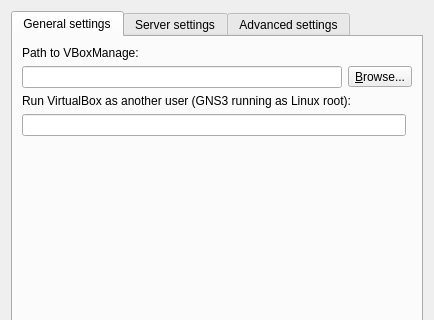
Before: the Qt Designer form gns3/modules/virtualbox/ui/virtualbox_preferences_page.ui in GNS3/gns3-gui, drawn with Qt 5; both pictures show x 0 to 434 and y 0 to 320 of the 434 by 508 pixel window.
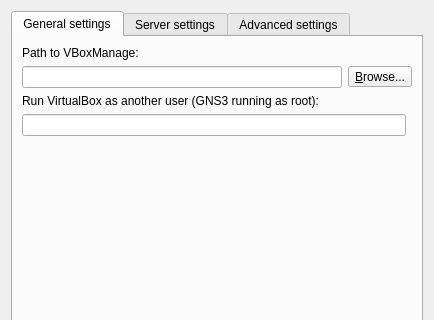
After: the same form once the commit is applied.

```diff
--- a/gns3/modules/virtualbox/ui/virtualbox_preferences_page.ui
+++ b/gns3/modules/virtualbox/ui/virtualbox_preferences_page.ui
@@ -54,7 +54,7 @@
        <item row="5" column="0">
         <widget class="QLabel" name="uiVboxManageUserLabel">
          <property name="text">
-          <string>Run VirtualBox as another user (GNS3 running as Linux root):</string>
+          <string>Run VirtualBox as another user (GNS3 running as root):</string>
          </property>
         </widget>
        </item>
```
